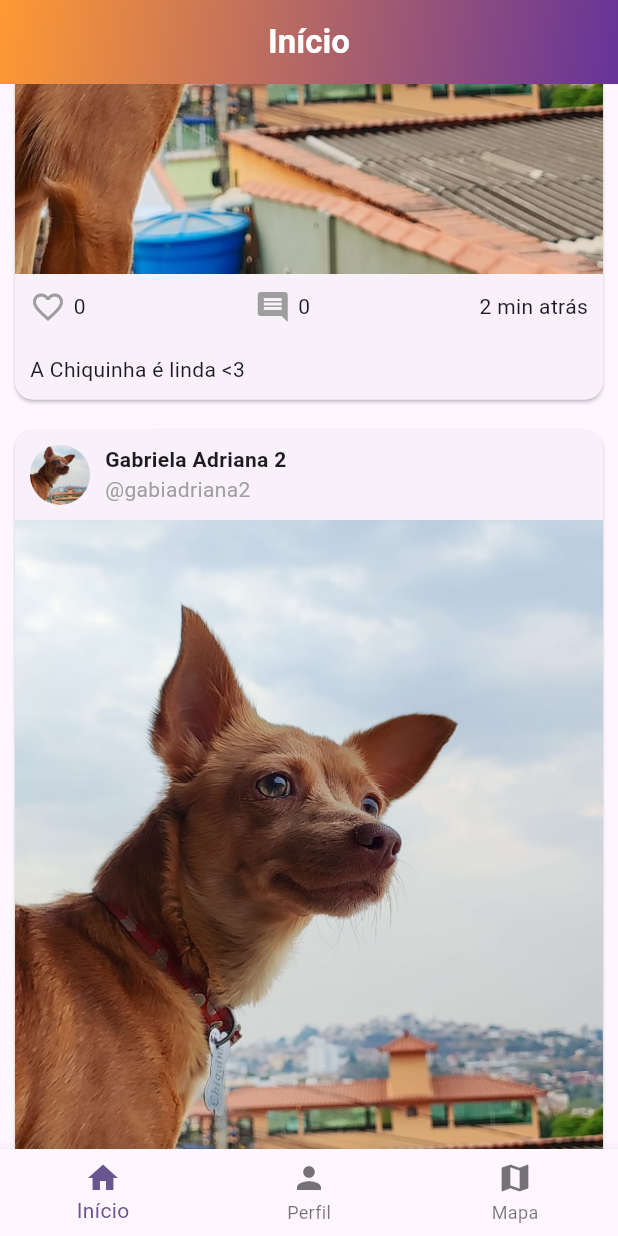
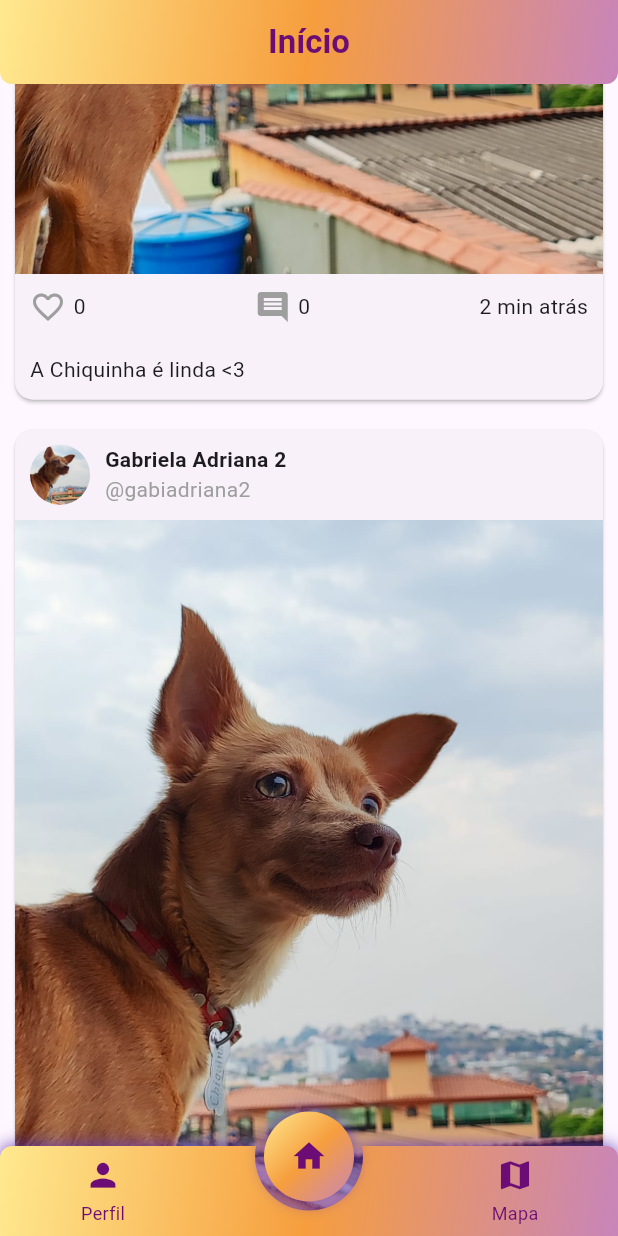
Before and after one commit to Eliel-Rocha/Check-Point, a Flutter app: the RootPage screen opened by its route, scrolled down 1152 dp, on a phone screen of 412 x 824 dp. Run offline on Flutter 3.47's test engine with Material 3 defaults, Android fonts, the phone set to English and light mode, and no system bars; drawn by our look-alikes of circle_nav_bar; our stand-ins replace image_picker, permission_handler, smooth_page_indicator; missing offline and left inert: mapbox_maps_flutter.

Commit message:
alteração no rootpage com appbar e bottomnavbar modificados

```diff
--- a/checkpointapp/lib/main.dart
+++ b/checkpointapp/lib/main.dart
@@ -1,6 +1,7 @@
 import 'package:checkpointapp/root.dart';
 import 'package:checkpointapp/sobre_o_app.dart';
 import 'package:flutter/material.dart';
+import 'root.dart';
 import 'login/login_page.dart';
 import 'login/startpage.dart';
 import 'login/signup.page.dart';
--- a/checkpointapp/lib/root.dart
+++ b/checkpointapp/lib/root.dart
@@ -1,16 +1,26 @@
-import 'package:checkpointapp/map.dart';
+import 'package:checkpointapp/timeline/timeline.dart';
+import 'package:circle_nav_bar/circle_nav_bar.dart';
 import 'package:flutter/material.dart';
-import '../timeline/timeline.dart';
-import '../Profile/TelaPerfil.dart';
-import '../Profile/ConfiguracoesPerfil.dart';
+
+import 'Profile/ConfiguracoesPerfil.dart';
+import 'Profile/TelaPerfil.dart';
+import 'map.dart';
 
 class RootPage extends StatefulWidget {
   @override
-  _RootPageState createState() => _RootPageState();
+  State createState() => RootPageState();
 }
 
-class _RootPageState extends State<RootPage> {
-  int _selectedIndex = 0;
+class RootPageState extends State<RootPage> {
+  late int tabIndex = 1;
+  late PageController pageController;
+  final List<String> _titles = ['Perfil', 'Início', 'Mapa'];
+  final List<Color> _colorBottomNav = [
+    Color(0xFFFFE98F), // sunsetOrange
+    Color(0xFFF69E3E), //
+    Color(0xFFC885BA) // sunsetPurple
+  ];
+  final Color _colorTextAppBar = Color(0xFF6C0D75);
 
   // Dados do perfil compartilhados
   String _profileName = 'Nome_perfil';
@@ -19,12 +29,10 @@ class _RootPageState extends State<RootPage> {
 
   final GlobalKey<ProfileScreenState> _profileKey = GlobalKey();
 
-  final List<String> _titles = ['Início', 'Perfil', 'Mapa'];
-
-  void _onItemTapped(int index) {
-    setState(() {
-      _selectedIndex = index;
-    });
+  @override
+  void initState() {
+    super.initState();
+    pageController = PageController(initialPage: tabIndex);
   }
 
   void _openSettings() {
@@ -54,77 +62,131 @@ class _RootPageState extends State<RootPage> {
 
   @override
   Widget build(BuildContext context) {
+    List<Map<String, dynamic>> items = [
+      {'icon': Icons.person, 'label': 'Perfil'},
+      {'icon': Icons.home, 'label': 'Início'},
+      {'icon': Icons.map, 'label': 'Mapa'},
+    ];
+
     final List<Widget> _pages = [
-      TimelineScreen(),
       ProfileScreen(
         key: _profileKey,
         name: _profileName,
         imagePath: _profileImagePath,
         bio: _profileBio,
       ),
+      TimelineScreen(),
       FullMap(),
     ];
 
     return Scaffold(
+      extendBody: true,
       appBar: AppBar(
         automaticallyImplyLeading: false,
         flexibleSpace: Container(
-          decoration: const BoxDecoration(
+          decoration: BoxDecoration(
+            borderRadius: const BorderRadius.only(
+              bottomLeft: Radius.circular(8),
+              bottomRight: Radius.circular(8),
+            ),
             gradient: LinearGradient(
               begin: Alignment.topLeft,
               end: Alignment.bottomRight,
-              colors: [
-                Color(0xFFFF9933), // sunsetOrange
-                Color(0xFF663399), // sunsetPurple
-              ],
+              colors: _colorBottomNav,
             ),
           ),
         ),
-        leading: _selectedIndex != 0
+        leading: tabIndex != 1
             ? IconButton(
-          icon: const Icon(Icons.arrow_back, color: Colors.white),
+          icon: Icon(Icons.arrow_back, color: _colorTextAppBar),
           onPressed: () {
             setState(() {
-              _selectedIndex = 0;
+              tabIndex = 1;
             });
+            pageController.jumpToPage(tabIndex); // Move o PageView para a página correta
           },
         )
             : null,
         title: Text(
-          _titles[_selectedIndex],
-          style: const TextStyle(
-            color: Colors.white,
+          _titles[tabIndex],
+          style: TextStyle(
+            color: _colorTextAppBar,
             fontWeight: FontWeight.bold,
           ),
         ),
         centerTitle: true,
-        actions: _selectedIndex == 1
+        actions: tabIndex == 0
             ? [
           IconButton(
-            icon: const Icon(Icons.settings, color: Colors.white),
+            icon: Icon(Icons.settings, color: _colorTextAppBar),
             onPressed: _openSettings,
           ),
         ]
             : null,
       ),
-      body: _pages[_selectedIndex],
-      bottomNavigationBar: BottomNavigationBar(
-        currentIndex: _selectedIndex,
-        onTap: _onItemTapped,
-        items: const [
-          BottomNavigationBarItem(
-            icon: Icon(Icons.home),
-            label: 'Início',
-          ),
-          BottomNavigationBarItem(
-            icon: Icon(Icons.person),
-            label: 'Perfil',
-          ),
-          BottomNavigationBarItem(
-            icon: Icon(Icons.map),
-            label: 'Mapa',
-          ),
-        ],
+      body: PageView(
+        controller: pageController,
+        onPageChanged: (v) {
+          setState(() {
+            tabIndex = v;
+          });
+        },
+        children: _pages,
+      ),
+      bottomNavigationBar: CircleNavBar(
+        inactiveIcons: List.generate(items.length, (index) {
+          return Column(
+            mainAxisSize: MainAxisSize.min,
+            children: [
+              Icon(
+                items[index]['icon'],
+                size: 25,
+                color: _colorTextAppBar,
+              ),
+              SizedBox(height: 4),
+              Text(
+                items[index]['label'],
+                style: TextStyle(color: _colorTextAppBar, fontSize: 12,),
+              ),
+            ],
+          );
+        }),
+        activeIcons: List.generate(items.length, (index) {
+          return Icon(
+            items[index]['icon'],
+            size: 25,
+            color: _colorTextAppBar,
+          );
+        }),
+        padding: EdgeInsets.zero,
+        color: Colors.white,
+        circleColor: Colors.white,
+        height: 60,
+        circleWidth: 60,
+        activeIndex: tabIndex,
+        onTap: (index) {
+          setState(() {
+            tabIndex = index;
+          });
+          pageController.jumpToPage(tabIndex);
+        },
+        cornerRadius: const BorderRadius.only(
+          topLeft: Radius.circular(8),
+          topRight: Radius.circular(8),
+        ),
+        shadowColor: Colors.deepPurple,
+        circleShadowColor: Colors.deepPurple,
+        elevation: 10,
+        gradient: LinearGradient(
+          begin: Alignment.topLeft,
+          end: Alignment.bottomRight,
+          colors: _colorBottomNav,
+        ),
+        circleGradient: LinearGradient(
+          begin: Alignment.topLeft,
+          end: Alignment.bottomRight,
+          colors: _colorBottomNav,
+        ),
       ),
     );
   }
--- a/checkpointapp/pubspec.yaml
+++ b/checkpointapp/pubspec.yaml
@@ -32,7 +32,7 @@ dependencies:
   flutter:
     sdk: flutter
   image_picker: ^0.8.4+1
-
+  circle_nav_bar: ^2.2.0
   permission_handler: ^11.3.1
   mapbox_maps_flutter: ^2.6.2
 
```
Also changed, not shown: checkpointapp/pubspec.lock.
